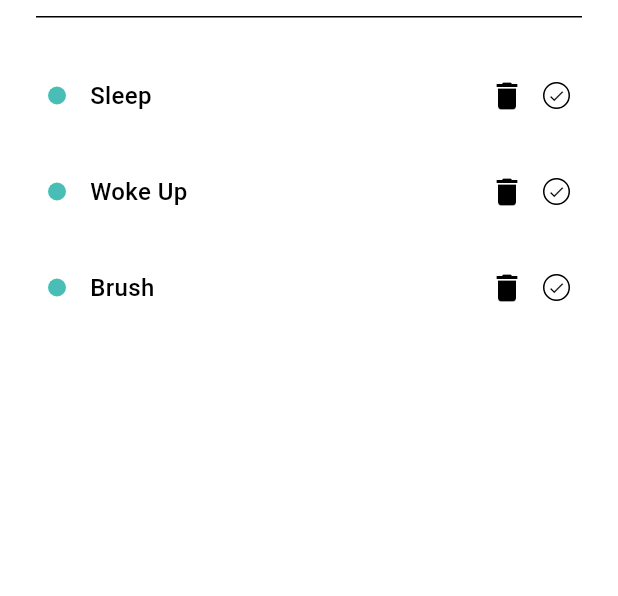
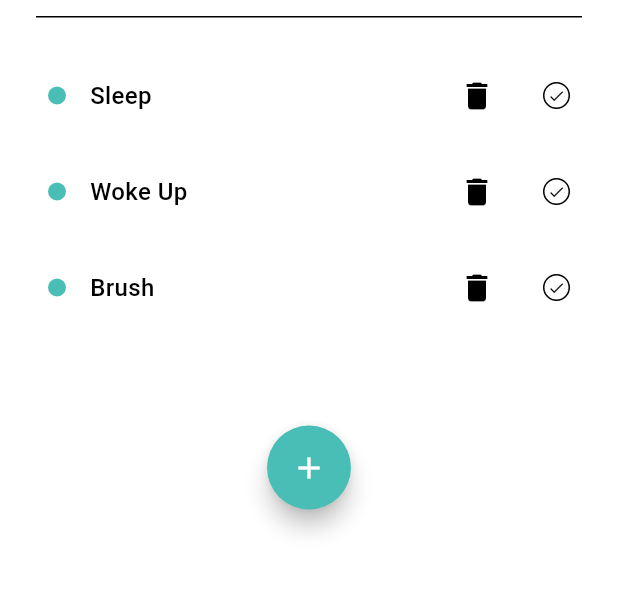
Before and after one commit to rajat-bisht-zzz/todo_app, a Flutter app: the screen it shows after launch, on a phone screen of 412 x 824 dp, the part 359-955 px from its top. Run offline on Flutter 3.47's test engine with Material 3 defaults, Android fonts, the phone set to English and light mode, and no system bars; our stand-ins replace bloc, equatable, flutter_bloc.

```diff
--- a/lib/src/theme/theme.dart
+++ b/lib/src/theme/theme.dart
@@ -8,6 +8,16 @@ ThemeData lightMode = ThemeData(
     tertiary: Colors.white,
   ),
   textTheme: TextTheme(),
+  elevatedButtonTheme: ElevatedButtonThemeData(
+    style: ButtonStyle(
+      backgroundColor: MaterialStateColor.resolveWith(
+        (states) => Color(0xFF49BEB6),
+      ),
+      foregroundColor: MaterialStateColor.resolveWith(
+        (states) => Colors.white,
+      ),
+    ),
+  ),
   checkboxTheme: CheckboxThemeData(
       fillColor: MaterialStateColor.resolveWith(
         (states) => states.contains(MaterialState.selected) ? Color(0xFF49BEB6) : Colors.white,
--- a/lib/src/user_interface/todo_list/todo_items/todo_items.dart
+++ b/lib/src/user_interface/todo_list/todo_items/todo_items.dart
@@ -31,6 +31,9 @@ class TodoItem extends StatelessWidget {
               context.read<TodoListBloc>().add(RemoveTodoEvent(todo));
             },
           ),
+          SizedBox(
+            width: 20,
+          ),
           PrimaryCheckbox(
               // value: isChecked,
               // onChanged: onCheckedChanged,
--- /dev/null
+++ b/lib/src/user_interface/todo_page/add_todo/add_todo_button.dart
@@ -0,0 +1,21 @@
+import 'package:flutter/material.dart';
+import 'package:todo_app/src/user_interface/todo_page/add_todo/todo_bottom_sheet.dart';
+
+class AddTodoButton extends StatelessWidget {
+  const AddTodoButton({super.key});
+
+  @override
+  Widget build(BuildContext context) {
+    return FloatingActionButton(
+      child: Icon(Icons.add),
+      onPressed: () {
+        showModalBottomSheet(
+            context: context,
+            builder: (context) {
+              return BottomSheetContent();
+            });
+      },
+      shape: CircleBorder(),
+    );
+  }
+}
--- a/lib/src/user_interface/todo_page/todo_page.dart
+++ b/lib/src/user_interface/todo_page/todo_page.dart
@@ -1,6 +1,7 @@
 import 'package:flutter/material.dart';
+import 'package:todo_app/src/user_interface/todo_list/todo_list.dart';
 import 'package:todo_app/src/user_interface/todo_page/add_todo/add_todo.dart';
-import 'package:todo_app/src/user_interface/todo_list/todo_list.dart';
+import 'package:todo_app/src/user_interface/todo_page/add_todo/add_todo_button.dart';
 import 'package:todo_app/src/user_interface/todo_page/todo_header/todo_header.dart';
 import 'package:todo_app/src/user_interface/todo_page/todo_time_header/todo_time_header.dart';
 
@@ -30,6 +31,8 @@ class TodoPage extends StatelessWidget {
                       AddTodo(),
                       SizedBox(height: 20),
                       TodosList(),
+                      SizedBox(height: 60),
+                      AddTodoButton()
                     ],
                   ),
                 ),
```
Also changed, not shown: lib/src/user_interface/todo_list/todo_items/todo_list_cubit.dart (deleted, +0 -44 lines), lib/src/user_interface/todo_page/add_todo/todo_bottom_sheet.dart (added, +46 -0 lines).
